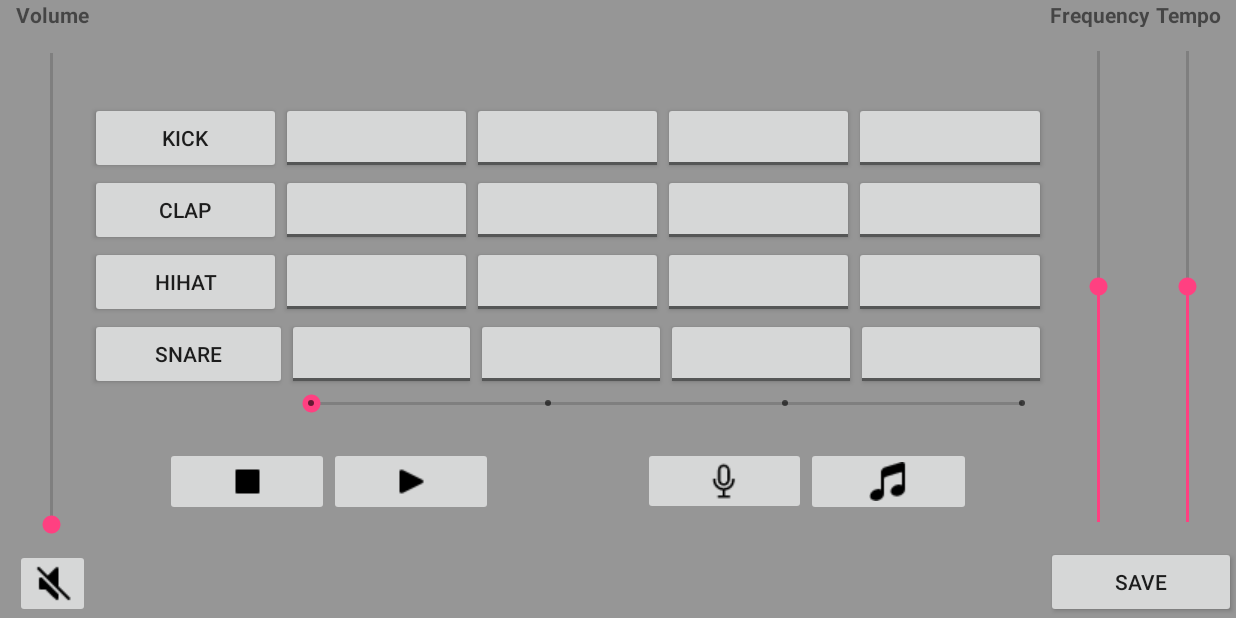
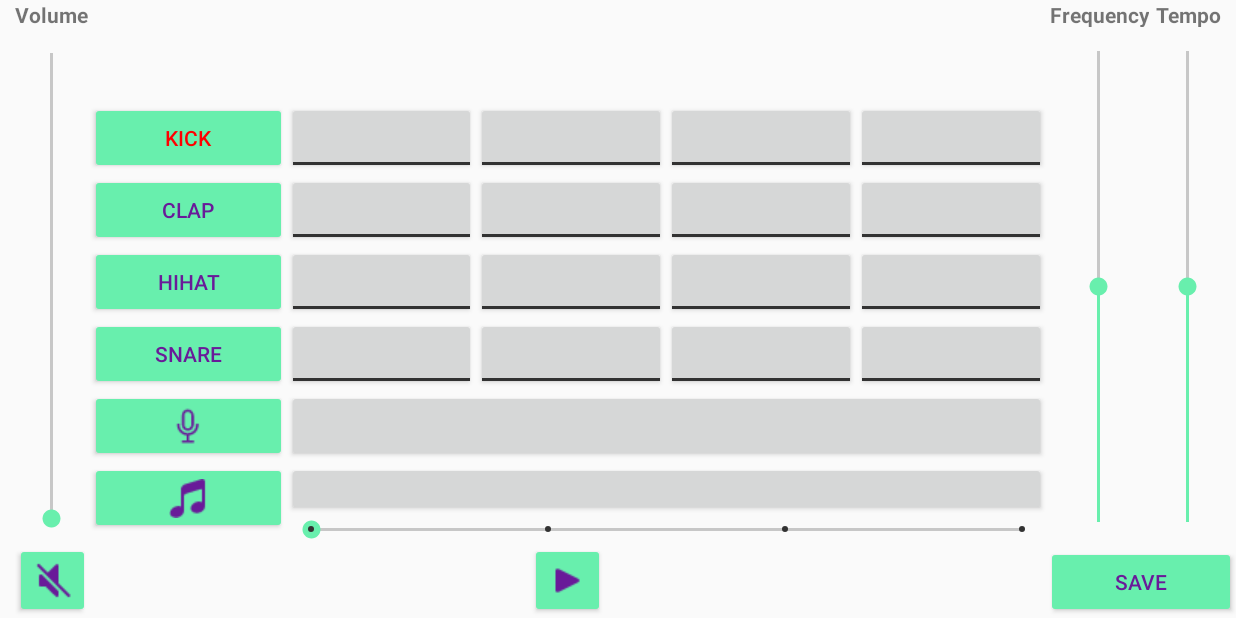
Before and after one commit to Cerojo/Inethi, an Android app: the BeatFragment screen opened directly, with no data from a screen before it, after a tap on "KICK", on a phone screen of 824 x 412 dp (held sideways). Run offline under Robolectric (Android 15) with nearby library versions, the phone set to English and light mode, and no system bars; 1 other tap on this screen came first.

Commit message:
Changed The App Theme

```diff
--- a/app/src/main/java/layout/BeatFragment.java
+++ b/app/src/main/java/layout/BeatFragment.java
@@ -127,7 +127,6 @@ public class BeatFragment extends Fragment {
 
         runnable = new CountDownRunner();
         myThread= new Thread(runnable);
-        loadSongMethod(view);
 
         volumeButton = (ImageButton) view.findViewById(R.id.speakerimageButton);
         volume = (VerticalSeekBar) view.findViewById(R.id.volumeseekBar);
@@ -136,7 +135,6 @@ public class BeatFragment extends Fragment {
         volumeSeekBarMethod();
 
         playMethod(view);
-        stopMethod(view);
         micMethod(view);
 
         kickButton = (Button) view.findViewById(R.id.kickbutton);
@@ -153,7 +151,7 @@ public class BeatFragment extends Fragment {
         return view;
     }
 
-    private void selectBeatMethod(Button button) {
+    private void selectBeatMethod(final Button button) {
         button.setOnLongClickListener(new View.OnLongClickListener() {
             @Override
             public boolean onLongClick(View v) {
@@ -165,25 +163,14 @@ public class BeatFragment extends Fragment {
         button.setOnClickListener(new View.OnClickListener() {
             @Override
             public void onClick(View v) {
-                //showPopup();
-                Toast.makeText(getContext(),"Aww Bitch",Toast.LENGTH_LONG).show();
-            }
-        });
-    }
-
-    private void loadSongMethod(View view) {
-        song = MediaPlayer.create(view.getContext(), R.raw.loop);
-        musicButton = (ImageButton)view.findViewById(R.id.musicimageButton);
-        musicButton.setOnClickListener(new View.OnClickListener() {
-            @Override
-            public void onClick(View v) {
-                if(playMusic){
-                    song.start();
+                Toast.makeText(getContext(),"Hello World!",Toast.LENGTH_LONG).show();
+                if(kickBoolean){
+                    button.setTextColor(Color.RED);
                 }
-                else{
-                    song.pause();
+                else {
+                    button.setTextColor(Color.rgb(105,26,153));
                 }
-                playMusic = !playMusic;
+                kickBoolean = !kickBoolean;
             }
         });
     }
@@ -313,22 +300,6 @@ public class BeatFragment extends Fragment {
         });
     }
 
-    private void stopMethod(View view) {
-        stopButton = (ImageButton)view.findViewById(R.id.stopimageButton);
-        stopButton.setOnClickListener(new View.OnClickListener() {
-            @Override
-            public void onClick(View v) {
-                if(stopBoolean){
-                    stopButton.setBackgroundColor(Color.RED);
-                }
-                else {
-                    stopButton.setBackgroundColor(Color.RED);
-                }
-                stopBoolean = !stopBoolean;
-            }
-        });
-    }
-
     private void playMethod(View view) {
         playButton = (ImageButton) view.findViewById(R.id.playimageButton);
         playButton.setOnClickListener(new View.OnClickListener() {
--- a/app/src/main/res/layout/activity_main.xml
+++ b/app/src/main/res/layout/activity_main.xml
@@ -12,7 +12,7 @@
         android:id="@+id/message"
         android:layout_width="match_parent"
         android:layout_height="wrap_content"
-        android:background="@color/colorPrimary"
+        android:background="@color/primaryColor"
         android:text="@string/title_home"
         android:textAlignment="center"
         android:textSize="24sp"
--- a/app/src/main/res/layout/fragment_beat.xml
+++ b/app/src/main/res/layout/fragment_beat.xml
@@ -5,7 +5,6 @@
     android:layout_width="match_parent"
     android:layout_height="match_parent"
     android:layout_gravity="bottom"
-    android:background="@color/black_overlay"
     android:gravity="bottom"
     android:orientation="horizontal"
     tools:context="com.locit.cecilhlungwana.inethi.BeatActivity"
@@ -21,7 +20,7 @@
 
         <TextView
             android:id="@+id/volumetextView"
-            android:layout_width="match_parent"
+            android:layout_width="wrap_content"
             android:layout_height="wrap_content"
             android:text="@string/volume"
             android:textAlignment="center"
@@ -38,9 +37,11 @@
 
         <ImageButton
             android:id="@+id/speakerimageButton"
-            android:layout_width="match_parent"
-            android:layout_height="wrap_content"
+            style="@style/Widget.AppCompat.Button.Colored"
+            android:layout_width="50dp"
+            android:layout_height="50dp"
             android:contentDescription=""
+            android:tint="@color/primaryColorDark"
             app:srcCompat="@drawable/speaker"
             tools:ignore="ContentDescription" />
     </LinearLayout>
@@ -48,7 +49,7 @@
     <LinearLayout
         android:layout_width="0dp"
         android:layout_height="wrap_content"
-        android:layout_gravity="center_vertical"
+        android:layout_gravity="bottom"
         android:layout_weight="4"
         android:orientation="vertical">
 
@@ -59,14 +60,15 @@
 
             <Button
                 android:id="@+id/kickbutton"
-                android:layout_width="wrap_content"
+                style="@style/Widget.AppCompat.Button.Colored"
+                android:layout_width="15dp"
                 android:layout_height="wrap_content"
                 android:layout_weight="1"
                 android:text="@string/kick" />
 
             <ToggleButton
                 android:id="@+id/k1toggleButton"
-                android:layout_width="wrap_content"
+                android:layout_width="10dp"
                 android:layout_height="wrap_content"
                 android:layout_weight="1"
                 android:text=""
@@ -75,7 +77,7 @@
 
             <ToggleButton
                 android:id="@+id/k2toggleButton"
-                android:layout_width="wrap_content"
+                android:layout_width="10dp"
                 android:layout_height="wrap_content"
                 android:layout_weight="1"
                 android:text=""
@@ -84,7 +86,7 @@
 
             <ToggleButton
                 android:id="@+id/k3toggleButton"
-                android:layout_width="wrap_content"
+                android:layout_width="10dp"
                 android:layout_height="wrap_content"
                 android:layout_weight="1"
                 android:text=""
@@ -93,7 +95,7 @@
 
             <ToggleButton
                 android:id="@+id/k4toggleButton"
-                android:layout_width="wrap_content"
+                android:layout_width="10dp"
                 android:layout_height="wrap_content"
                 android:layout_weight="1"
                 android:text=""
@@ -117,14 +119,15 @@
 
             <Button
                 android:id="@+id/clapbutton"
-                android:layout_width="wrap_content"
+                style="@style/Widget.AppCompat.Button.Colored"
+                android:layout_width="15dp"
                 android:layout_height="wrap_content"
                 android:layout_weight="1"
                 android:text="@string/clap" />
 
             <ToggleButton
                 android:id="@+id/c1toggleButton"
-                android:layout_width="wrap_content"
+                android:layout_width="10dp"
                 android:layout_height="wrap_content"
                 android:layout_weight="1"
                 android:checked="false"
@@ -134,7 +137,7 @@
 
             <ToggleButton
                 android:id="@+id/c2toggleButton"
-                android:layout_width="wrap_content"
+                android:layout_width="10dp"
                 android:layout_height="wrap_content"
                 android:layout_weight="1"
                 android:text=""
@@ -143,7 +146,7 @@
 
             <ToggleButton
                 android:id="@+id/c3toggleButton"
-                android:layout_width="wrap_content"
+                android:layout_width="10dp"
                 android:layout_height="wrap_content"
                 android:layout_weight="1"
                 android:text=""
@@ -152,7 +155,7 @@
 
             <ToggleButton
                 android:id="@+id/c4toggleButton"
-                android:layout_width="wrap_content"
+                android:layout_width="10dp"
                 android:layout_height="wrap_content"
                 android:layout_weight="1"
                 android:text=""
@@ -176,23 +179,25 @@
 
             <Button
                 android:id="@+id/hihatbutton"
-                android:layout_width="wrap_content"
+                style="@style/Widget.AppCompat.Button.Colored"
+                android:layout_width="15dp"
                 android:layout_height="wrap_content"
                 android:layout_weight="1"
                 android:text="@string/hihat" />
 
             <ToggleButton
                 android:id="@+id/h1toggleButton"
-                android:layout_width="wrap_content"
+                android:layout_width="10dp"
                 android:layout_height="wrap_content"
                 android:layout_weight="1"
                 android:text=""
                 android:textOff=""
-                android:textOn="" />
+                android:textOn=""
+                tools:ignore="DuplicateIds" />
 
             <ToggleButton
                 android:id="@+id/h2toggleButton"
-                android:layout_width="wrap_content"
+                android:layout_width="10dp"
                 android:layout_height="wrap_content"
                 android:layout_weight="1"
                 android:text=""
@@ -201,7 +206,7 @@
 
             <ToggleButton
                 android:id="@+id/h3toggleButton"
-                android:layout_width="wrap_content"
+                android:layout_width="10dp"
                 android:layout_height="wrap_content"
                 android:layout_weight="1"
                 android:text=""
@@ -210,7 +215,7 @@
 
             <ToggleButton
                 android:id="@+id/h4toggleButton"
-                android:layout_width="wrap_content"
+                android:layout_width="10dp"
                 android:layout_height="wrap_content"
                 android:layout_weight="1"
                 android:text=""
@@ -229,30 +234,22 @@
 
         <LinearLayout
             android:layout_width="match_parent"
-            android:layout_height="wrap_content"
-            android:orientation="horizontal">
+            android:layout_height="match_parent"
+            android:layout_weight="1"
+            android:orientation="horizontal"
+            tools:ignore="NestedWeights">
 
             <Button
                 android:id="@+id/snarebutton"
-                android:layout_width="wrap_content"
+                style="@style/Widget.AppCompat.Button.Colored"
+                android:layout_width="15dp"
                 android:layout_height="wrap_content"
                 android:layout_weight="1"
                 android:text="@string/snare" />
 
-            <LinearLayout
-                android:layout_width="wrap_content"
-                android:layout_height="wrap_content"
-                android:layout_weight="3.5"
-                android:orientation="vertical">
-
-                <LinearLayout
-                    android:layout_width="match_parent"
-                    android:layout_height="wrap_content"
-                    android:orientation="horizontal">
-
             <ToggleButton
                 android:id="@+id/s1toggleButton"
-                        android:layout_width="wrap_content"
+                android:layout_width="10dp"
                 android:layout_height="wrap_content"
                 android:layout_weight="1"
                 android:text=""
@@ -261,7 +258,7 @@
 
             <ToggleButton
                 android:id="@+id/s2toggleButton"
-                        android:layout_width="wrap_content"
+                android:layout_width="10dp"
                 android:layout_height="wrap_content"
                 android:layout_weight="1"
                 android:text=""
@@ -270,7 +267,7 @@
 
             <ToggleButton
                 android:id="@+id/s3toggleButton"
-                        android:layout_width="wrap_content"
+                android:layout_width="10dp"
                 android:layout_height="wrap_content"
                 android:layout_weight="1"
                 android:text=""
@@ -279,7 +276,7 @@
 
             <ToggleButton
                 android:id="@+id/s4toggleButton"
-                        android:layout_width="wrap_content"
+                android:layout_width="10dp"
                 android:layout_height="wrap_content"
                 android:layout_weight="1"
                 android:text=""
@@ -287,7 +284,7 @@
                 android:textOn="" />
 
             <!--ToggleButton
-                        android:id="@+id/s5toggleButton"
+                android:id="@+id/h5toggleButton"
                 android:layout_width="wrap_content"
                 android:layout_height="wrap_content"
                 android:layout_weight="1"
@@ -295,6 +292,61 @@
                 android:textOff=""
                 android:textOn="" /-->
         </LinearLayout>
+
+        <LinearLayout
+            android:layout_width="match_parent"
+            android:layout_height="match_parent"
+            android:layout_weight="1"
+            android:orientation="horizontal"
+            tools:ignore="NestedWeights">
+
+            <ImageButton
+                android:id="@+id/micimageButton"
+                style="@style/Widget.AppCompat.Button.Colored"
+                android:layout_width="15dp"
+                android:layout_height="wrap_content"
+                android:layout_weight="1"
+                android:contentDescription=""
+                android:tint="@color/primaryColorDark"
+                app:srcCompat="@drawable/record"
+                tools:ignore="ContentDescription" />
+
+            <Button
+                android:id="@+id/button2"
+                android:layout_width="40dp"
+                android:layout_height="match_parent"
+                android:layout_weight="4" />
+
+        </LinearLayout>
+
+        <LinearLayout
+            android:layout_width="match_parent"
+            android:layout_height="wrap_content"
+            android:orientation="horizontal">
+
+            <ImageButton
+                android:id="@+id/musicimageButton"
+                style="@style/Widget.AppCompat.Button.Colored"
+                android:layout_width="15dp"
+                android:layout_height="wrap_content"
+                android:layout_weight="1"
+                android:contentDescription=""
+                android:tint="@color/primaryColorDark"
+                app:srcCompat="@drawable/music"
+                tools:ignore="ContentDescription" />
+
+            <LinearLayout
+                android:layout_width="40dp"
+                android:layout_height="wrap_content"
+                android:layout_weight="4"
+                android:orientation="vertical">
+
+                <Button
+                    android:id="@+id/button"
+                    android:layout_width="match_parent"
+                    android:layout_height="36dp"
+                    android:layout_weight="1"
+                    tools:ignore="NestedWeights" />
 
                 <SeekBar
                     android:id="@+id/loopseekBar"
@@ -310,68 +362,15 @@
 
         </LinearLayout>
 
-        <LinearLayout
-            android:layout_width="match_parent"
-            android:layout_height="wrap_content"
-            android:layout_gravity="center"
-            android:layout_marginTop="20dp"
-            android:layout_weight="12"
-            android:orientation="horizontal"
-            tools:ignore="NestedWeights">
-
-            <LinearLayout
-                android:layout_width="wrap_content"
-                android:layout_height="wrap_content"
-                android:layout_marginLeft="50dp"
-                android:layout_marginRight="50dp"
-                android:layout_weight="1"
-                android:orientation="horizontal">
-
-                <ImageButton
-                    android:id="@+id/stopimageButton"
-                    android:layout_width="wrap_content"
-                    android:layout_height="wrap_content"
-                    android:layout_weight="1"
-                    app:srcCompat="@drawable/stop"
-                    tools:ignore="ContentDescription" />
-
         <ImageButton
             android:id="@+id/playimageButton"
-                    android:layout_width="wrap_content"
-                    android:layout_height="wrap_content"
-                    android:layout_weight="1"
+            style="@style/Widget.AppCompat.Button.Colored"
+            android:layout_width="50dp"
+            android:layout_height="50dp"
+            android:layout_gravity="center"
+            android:tint="@color/primaryColorDark"
             app:srcCompat="@drawable/play"
             tools:ignore="ContentDescription" />
-            </LinearLayout>
-
-            <LinearLayout
-                android:layout_width="wrap_content"
-                android:layout_height="wrap_content"
-                android:layout_marginLeft="50dp"
-                android:layout_marginRight="50dp"
-                android:layout_weight="1"
-                android:orientation="horizontal">
-
-                <ImageButton
-                    android:id="@+id/micimageButton"
-                    android:layout_width="wrap_content"
-                    android:layout_height="wrap_content"
-                    android:layout_weight="1"
-                    android:contentDescription=""
-                    app:srcCompat="@drawable/record"
-                    tools:ignore="ContentDescription" />
-
-                <ImageButton
-                    android:id="@+id/musicimageButton"
-                    android:layout_width="wrap_content"
-                    android:layout_height="wrap_content"
-                    android:layout_weight="1"
-                    android:contentDescription=""
-                    app:srcCompat="@drawable/music"
-                    tools:ignore="ContentDescription" />
-            </LinearLayout>
-
-        </LinearLayout>
 
     </LinearLayout>
 
@@ -442,6 +441,7 @@
 
         <Button
             android:id="@+id/savebutton"
+            style="@style/Widget.AppCompat.Button.Colored"
             android:layout_width="match_parent"
             android:layout_height="wrap_content"
             android:text="@string/save" />
--- a/app/src/main/res/layout/fragment_login.xml
+++ b/app/src/main/res/layout/fragment_login.xml
@@ -70,14 +70,24 @@
 
             <Button
                 android:id="@+id/logingbutton"
+                style="@style/Widget.AppCompat.Button.Colored"
                 android:layout_width="match_parent"
                 android:layout_height="wrap_content"
+                android:layout_marginBottom="2dp"
+                android:layout_marginLeft="2dp"
+                android:layout_marginRight="2dp"
+                android:layout_marginTop="2dp"
                 android:text="@string/log_in" />
 
             <Button
                 android:id="@+id/registerbutton"
+                style="@style/Widget.AppCompat.Button.Colored"
                 android:layout_width="match_parent"
                 android:layout_height="wrap_content"
+                android:layout_marginBottom="2dp"
+                android:layout_marginLeft="2dp"
+                android:layout_marginRight="2dp"
+                android:layout_marginTop="2dp"
                 android:text="@string/register" />
 
             <LinearLayout
@@ -94,8 +104,13 @@
 
                 <Button
                     android:id="@+id/skipbutton"
+                    style="@style/Widget.AppCompat.Button.Colored"
                     android:layout_width="wrap_content"
                     android:layout_height="wrap_content"
+                    android:layout_marginBottom="2dp"
+                    android:layout_marginLeft="2dp"
+                    android:layout_marginRight="2dp"
+                    android:layout_marginTop="2dp"
                     android:layout_weight="1"
                     android:text="@string/skip" />
             </LinearLayout>
--- a/app/src/main/res/layout/fragment_profile.xml
+++ b/app/src/main/res/layout/fragment_profile.xml
@@ -24,12 +24,17 @@
 
             <ImageView
                 android:id="@+id/imageView"
-                android:layout_width="match_parent"
-                android:layout_height="200dp"
+                android:layout_width="300dp"
+                android:layout_height="300dp"
                 android:layout_gravity="center_horizontal"
                 android:layout_marginBottom="20dp"
                 android:layout_marginTop="20dp"
+                android:background="@color/primaryColorAccent"
                 android:contentDescription=""
+                android:paddingBottom="5dp"
+                android:paddingLeft="5dp"
+                android:paddingRight="5dp"
+                android:paddingTop="5dp"
                 app:srcCompat="@drawable/profilepicture"
                 tools:ignore="ContentDescription" />
 
@@ -63,12 +68,14 @@
 
             <Button
                 android:id="@+id/savebutton"
+                style="@style/Widget.AppCompat.Button.Colored"
                 android:layout_width="match_parent"
                 android:layout_height="wrap_content"
                 android:text="@string/save" />
 
             <Button
                 android:id="@+id/signoutbutton"
+                style="@style/Widget.AppCompat.Button.Colored"
                 android:layout_width="match_parent"
                 android:layout_height="wrap_content"
                 android:text="@string/sign_out" />
--- a/app/src/main/res/layout/sound_view_layout.xml
+++ b/app/src/main/res/layout/sound_view_layout.xml
@@ -6,9 +6,10 @@
     android:layout_width="match_parent"
     android:layout_height="wrap_content"
     android:layout_marginBottom="2dp"
-    android:background="@android:color/background_light"
+    android:background="@color/primaryColorAccent"
     android:orientation="horizontal"
-    android:paddingBottom="2dp">
+    android:paddingBottom="2dp"
+    android:paddingTop="2dp">
 
     <ImageView
         android:id="@+id/songCoverimageView"
@@ -26,7 +27,7 @@
         android:gravity="center"
         android:orientation="vertical">
 
-        <TextView
+        <!--TextView
             android:id="@+id/songNametextView"
             android:layout_width="match_parent"
             android:layout_height="0dp"
@@ -34,7 +35,7 @@
             android:layout_weight="1"
             android:text="@string/song_name"
             android:textAlignment="center"
-            tools:ignore="NestedWeights" />
+            tools:ignore="NestedWeights" /-->
 
         <TextView
             android:id="@+id/artistNametextView"
@@ -42,8 +43,10 @@
             android:layout_height="0dp"
             android:layout_gravity="center"
             android:layout_weight="1"
+            android:gravity="center"
             android:text="@string/artist_name"
-            android:textAlignment="center" />
+            android:textAlignment="center"
+            tools:ignore="NestedWeights" />
     </LinearLayout>
 
     <LinearLayout
@@ -55,11 +58,12 @@
 
         <ImageButton
             android:id="@+id/playimageButton"
-            android:layout_width="wrap_content"
+            android:layout_width="match_parent"
             android:layout_height="0dp"
             android:layout_gravity="center"
-            android:layout_weight="3"
+            android:layout_weight="2"
             android:background="@android:color/transparent"
+            android:tint="@color/primaryColorDark"
             app:srcCompat="@drawable/play"
             tools:ignore="ContentDescription,NestedWeights" />
 
@@ -84,11 +88,12 @@
 
         <ImageButton
             android:id="@+id/downloadimageButton"
-            android:layout_width="wrap_content"
+            android:layout_width="match_parent"
             android:layout_height="0dp"
             android:layout_gravity="center"
-            android:layout_weight="3"
+            android:layout_weight="2"
             android:background="@android:color/transparent"
+            android:tint="@color/primaryColorDark"
             app:srcCompat="@drawable/download"
             tools:ignore="ContentDescription,NestedWeights" />
 
--- a/app/src/main/res/values/colors.xml
+++ b/app/src/main/res/values/colors.xml
@@ -5,4 +5,8 @@
     <color name="colorAccent">#FF4081</color>
 
     <color name="black_overlay">#66000000</color>
+    <color name="primaryColor">#9b26af</color>
+    <color name="primaryColorDar">#7a1ea1</color>
+    <color name="primaryColorDark">#691a99</color>
+    <color name="primaryColorAccent">#68efad</color>
 </resources>
--- a/app/src/main/res/values/strings.xml
+++ b/app/src/main/res/values/strings.xml
@@ -25,8 +25,8 @@
     <string name="recent_beats">Your recent beats</string>
     <string name="save">Save</string>
     <string name="sign_out">Sign Out</string>
-    <string name="duration">04:20</string>
-    <string name="size">10MB</string>
+    <string name="duration">00:00</string>
+    <string name="size">0MB</string>
     <string name="song_name">Song Name</string>
     <string name="password">Password</string>
     <string name="remember_me">Remember Me</string>
--- a/app/src/main/res/values/styles.xml
+++ b/app/src/main/res/values/styles.xml
@@ -3,9 +3,14 @@
     <!-- Base application theme. -->
     <style name="AppTheme" parent="Theme.AppCompat.Light.NoActionBar">
         <!-- Customize your theme here. -->
-        <item name="colorPrimary">@color/colorPrimary</item>
-        <item name="colorPrimaryDark">@color/colorPrimaryDark</item>
-        <item name="colorAccent">@color/colorAccent</item>
+        <item name="colorPrimary">@color/primaryColor</item>
+        <item name="colorPrimaryDark">@color/primaryColorDark</item>
+        <item name="colorAccent">@color/primaryColorAccent</item>
+        <item name="android:textColorPrimary">@android:color/background_dark</item>
+        <item name="android:textColorPrimaryInverse">@color/primaryColorDark</item>
+        <item name="android:textColorSecondary">@android:color/secondary_text_light</item>
+        <item name="android:textColorSecondaryInverse">@android:color/secondary_text_dark</item>
+        <item name="android:colorForeground">@android:color/black</item>
     </style>
 
     <style name="FullscreenTheme" parent="AppTheme">
```
Lines whose indentation alone changed are shown as unchanged.
